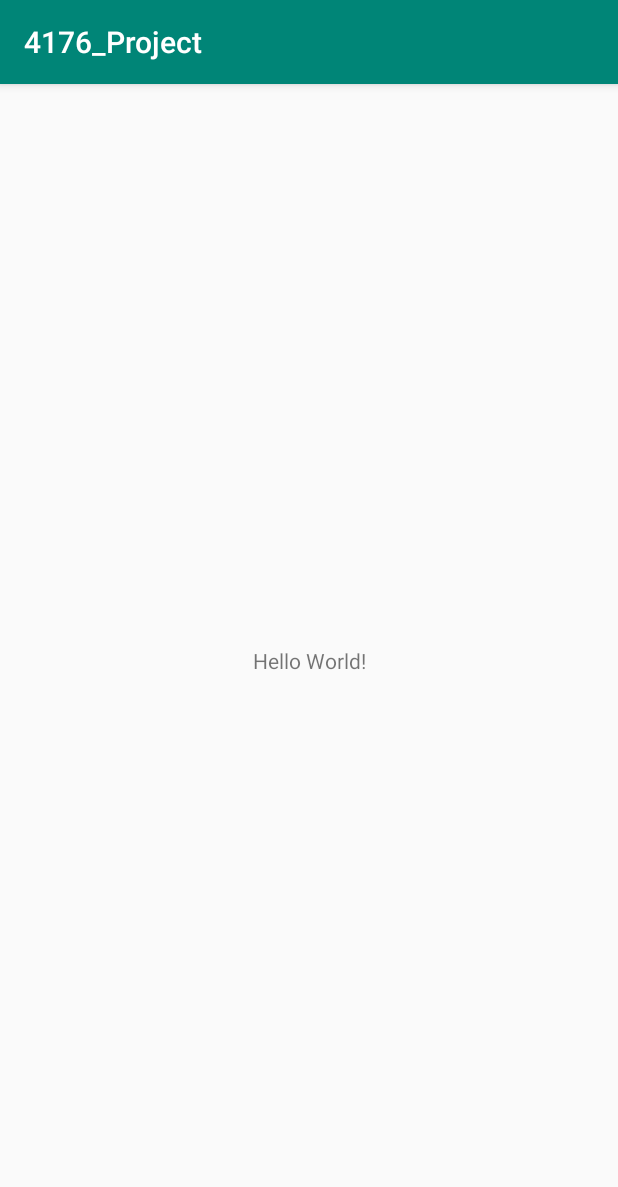
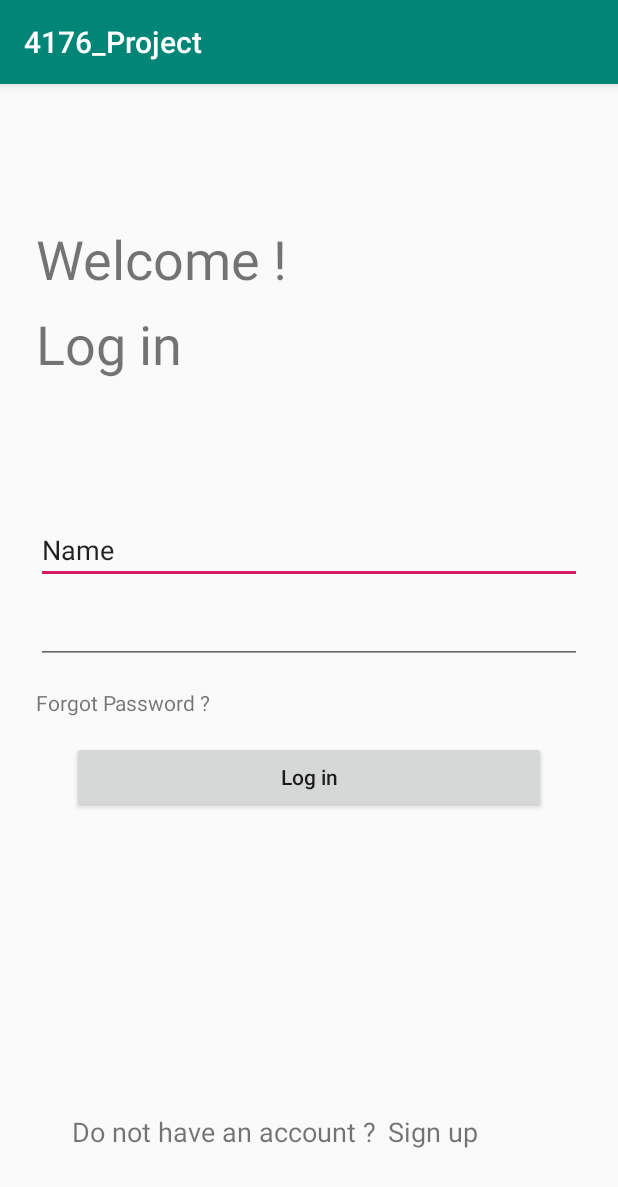
Before and after one commit to QuYuze/FitnessApp, an Android app: the screen it shows after launch (MainActivity), on a phone screen of 412 x 824 dp. Shown: the top 1187 px of the screen. Run offline under Robolectric (Android 15) with nearby library versions, the phone set to English and light mode, and no system bars.

Commit message:
login init

```diff
--- a/app/build.gradle
+++ b/app/build.gradle
@@ -32,4 +32,5 @@ dependencies {
     testImplementation 'junit:junit:4.12'
     androidTestImplementation 'androidx.test.ext:junit:1.1.0'
     androidTestImplementation 'androidx.test.espresso:espresso-core:3.2.0'
+    implementation 'androidx.recyclerview:recyclerview:1.0.0'
 }
--- a/app/src/main/java/com/example/a4176_project/MainActivity.kt
+++ b/app/src/main/java/com/example/a4176_project/MainActivity.kt
@@ -7,6 +7,6 @@ class MainActivity : AppCompatActivity() {
 
     override fun onCreate(savedInstanceState: Bundle?) {
         super.onCreate(savedInstanceState)
-        setContentView(R.layout.activity_main)
+        setContentView(R.layout.login)
     }
 }
--- a/app/src/main/res/layout/activity_main.xml
+++ /dev/null
@@ -1,18 +0,0 @@
-<?xml version="1.0" encoding="utf-8"?>
-<androidx.constraintlayout.widget.ConstraintLayout xmlns:android="http://schemas.android.com/apk/res/android"
-    xmlns:app="http://schemas.android.com/apk/res-auto"
-    xmlns:tools="http://schemas.android.com/tools"
-    android:layout_width="match_parent"
-    android:layout_height="match_parent"
-    tools:context=".MainActivity">
-
-    <TextView
-        android:layout_width="wrap_content"
-        android:layout_height="wrap_content"
-        android:text="Hello World!"
-        app:layout_constraintBottom_toBottomOf="parent"
-        app:layout_constraintLeft_toLeftOf="parent"
-        app:layout_constraintRight_toRightOf="parent"
-        app:layout_constraintTop_toTopOf="parent" />
-
-</androidx.constraintlayout.widget.ConstraintLayout>
--- /dev/null
+++ b/app/src/main/res/layout/login.xml
@@ -0,0 +1,142 @@
+<?xml version="1.0" encoding="utf-8"?>
+<androidx.constraintlayout.widget.ConstraintLayout xmlns:android="http://schemas.android.com/apk/res/android"
+    xmlns:app="http://schemas.android.com/apk/res-auto"
+    xmlns:tools="http://schemas.android.com/tools"
+    android:layout_width="match_parent"
+    android:layout_height="match_parent"
+    tools:context=".MainActivity">
+
+    <TextView
+        android:id="@+id/textView"
+        android:layout_width="0dp"
+        android:layout_height="wrap_content"
+        android:layout_marginStart="24dp"
+        android:layout_marginLeft="24dp"
+        android:layout_marginTop="64dp"
+        android:layout_marginEnd="24dp"
+        android:layout_marginRight="24dp"
+        android:layout_marginBottom="600dp"
+        android:text="@string/Login_welcome"
+        android:textAllCaps="false"
+        android:textSize="36sp"
+        app:layout_constraintBottom_toBottomOf="parent"
+        app:layout_constraintEnd_toEndOf="parent"
+        app:layout_constraintStart_toStartOf="parent"
+        app:layout_constraintTop_toTopOf="parent" />
+
+    <EditText
+        android:id="@+id/editText"
+        android:layout_width="0dp"
+        android:layout_height="wrap_content"
+        android:layout_marginStart="24dp"
+        android:layout_marginLeft="24dp"
+        android:layout_marginTop="45dp"
+        android:layout_marginEnd="24dp"
+        android:layout_marginRight="24dp"
+        android:ems="10"
+        android:inputType="textPersonName"
+        android:text="Name"
+        app:layout_constraintBottom_toTopOf="@+id/editText2"
+        app:layout_constraintEnd_toEndOf="parent"
+        app:layout_constraintStart_toStartOf="parent"
+        app:layout_constraintTop_toBottomOf="@+id/textView4" />
+
+    <EditText
+        android:id="@+id/editText2"
+        android:layout_width="0dp"
+        android:layout_height="wrap_content"
+        android:layout_marginStart="24dp"
+        android:layout_marginLeft="24dp"
+        android:layout_marginTop="8dp"
+        android:layout_marginEnd="24dp"
+        android:layout_marginRight="24dp"
+        android:layout_marginBottom="8dp"
+        android:ems="10"
+        android:inputType="textPassword"
+        app:layout_constraintBottom_toTopOf="@+id/textView2"
+        app:layout_constraintEnd_toEndOf="parent"
+        app:layout_constraintStart_toStartOf="parent"
+        app:layout_constraintTop_toBottomOf="@+id/editText" />
+
+    <TextView
+        android:id="@+id/textView2"
+        android:layout_width="0dp"
+        android:layout_height="wrap_content"
+        android:layout_marginStart="24dp"
+        android:layout_marginLeft="24dp"
+        android:layout_marginTop="8dp"
+        android:layout_marginEnd="24dp"
+        android:layout_marginRight="24dp"
+        android:layout_marginBottom="103dp"
+        android:text="@string/forget"
+        app:layout_constraintBottom_toTopOf="@+id/button"
+        app:layout_constraintEnd_toEndOf="parent"
+        app:layout_constraintStart_toStartOf="parent"
+        app:layout_constraintTop_toBottomOf="@+id/editText2" />
+
+    <TextView
+        android:id="@+id/textView3"
+        android:layout_width="wrap_content"
+        android:layout_height="wrap_content"
+        android:layout_marginStart="48dp"
+        android:layout_marginLeft="48dp"
+        android:layout_marginTop="150dp"
+        android:layout_marginBottom="8dp"
+        android:text="@string/do_not_have_account"
+        android:textSize="18sp"
+        app:layout_constraintBottom_toBottomOf="parent"
+        app:layout_constraintEnd_toStartOf="@+id/textView5"
+        app:layout_constraintStart_toStartOf="parent"
+        app:layout_constraintTop_toBottomOf="@+id/button" />
+
+    <Button
+        android:id="@+id/button"
+        android:layout_width="0dp"
+        android:layout_height="wrap_content"
+        android:layout_marginStart="48dp"
+        android:layout_marginLeft="48dp"
+        android:layout_marginTop="16dp"
+        android:layout_marginEnd="48dp"
+        android:layout_marginRight="48dp"
+        android:text="@string/Login"
+        android:textAllCaps="false"
+        app:layout_constraintEnd_toEndOf="parent"
+        app:layout_constraintHorizontal_bias="0.0"
+        app:layout_constraintStart_toStartOf="parent"
+        app:layout_constraintTop_toBottomOf="@+id/textView2" />
+
+    <TextView
+        android:id="@+id/textView4"
+        android:layout_width="0dp"
+        android:layout_height="wrap_content"
+        android:layout_marginStart="24dp"
+        android:layout_marginLeft="24dp"
+        android:layout_marginTop="8dp"
+        android:layout_marginEnd="24dp"
+        android:layout_marginRight="24dp"
+        android:layout_marginBottom="45dp"
+        android:text="@string/Login"
+        android:textSize="36sp"
+        app:layout_constraintBottom_toTopOf="@+id/editText"
+        app:layout_constraintEnd_toEndOf="parent"
+        app:layout_constraintHorizontal_bias="0.0"
+        app:layout_constraintStart_toStartOf="parent"
+        app:layout_constraintTop_toBottomOf="@+id/textView" />
+
+    <TextView
+        android:id="@+id/textView5"
+        android:layout_width="0dp"
+        android:layout_height="wrap_content"
+        android:layout_marginStart="8dp"
+        android:layout_marginLeft="8dp"
+        android:layout_marginTop="150dp"
+        android:layout_marginEnd="24dp"
+        android:layout_marginRight="24dp"
+        android:layout_marginBottom="8dp"
+        android:text="@string/Signup"
+        android:textSize="18sp"
+        app:layout_constraintBottom_toBottomOf="parent"
+        app:layout_constraintEnd_toEndOf="parent"
+        app:layout_constraintStart_toEndOf="@+id/textView3"
+        app:layout_constraintTop_toBottomOf="@+id/button" />
+</androidx.constraintlayout.widget.ConstraintLayout>
--- a/app/src/main/res/values/strings.xml
+++ b/app/src/main/res/values/strings.xml
@@ -1,3 +1,9 @@
 <resources>
     <string name="app_name">4176_Project</string>
+    <string name="Login_welcome">Welcome !</string>
+    <string name="Login">Log in</string>
+    <string name="Signup">Sign up</string>
+    <string name="forget">Forgot Password ?</string>
+    <string name="do_not_have_account">Do not have an account ?</string>
+
 </resources>
```
